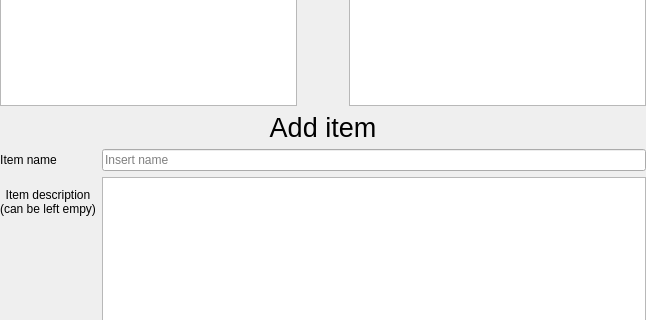
First picture: the form in mngitems.ui, repository glennnys/Decided, before the edit; both pictures show x 0 to 646 and y 345 to 665 of the 646 by 972 pixel window.
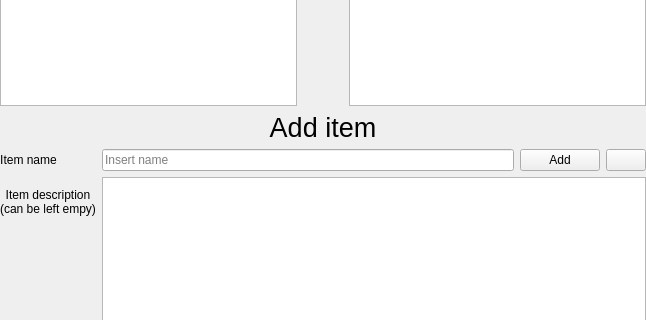
Second picture: the form after the edit. Icons and pictures are not drawn.

Patch:
```diff
--- a/mngitems.ui
+++ b/mngitems.ui
@@ -243,6 +243,8 @@
       </widget>
      </item>
      <item row="0" column="1">
+      <layout class="QHBoxLayout" name="horizontalLayout_3">
+       <item>
       <widget class="QLineEdit" name="item_name_entry">
        <property name="text">
         <string/>
@@ -252,6 +254,25 @@
        </property>
       </widget>
      </item>
+       <item>
+        <widget class="QPushButton" name="createItemBtn">
+         <property name="text">
+          <string>Add</string>
+         </property>
+        </widget>
+       </item>
+       <item>
+        <widget class="QPushButton" name="resetItemBtn">
+         <property name="text">
+          <string/>
+         </property>
+         <property name="icon">
+          <iconset theme="QIcon::ThemeIcon::ViewRefresh"/>
+         </property>
+        </widget>
+       </item>
+      </layout>
+     </item>
      <item row="1" column="0">
       <widget class="QLabel" name="label_12">
        <property name="text">
```
Left out of the diff: 2 changed lines with no effect on the pictures. Lines whose indentation alone changed are shown as unchanged.
